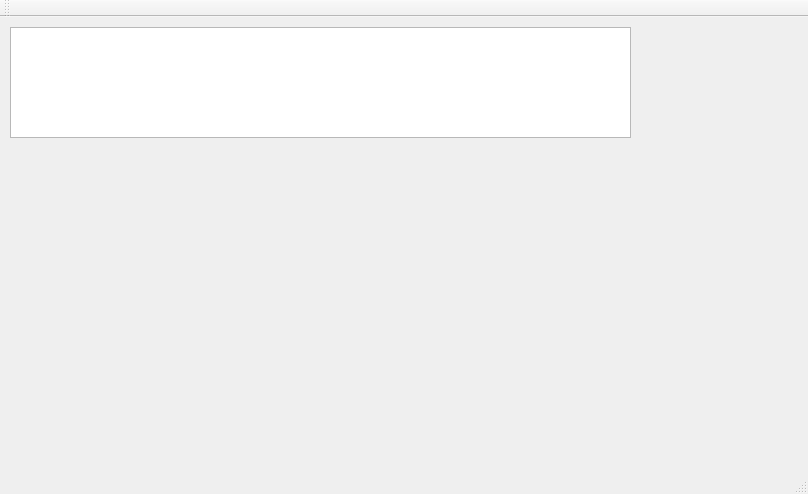
This is Mysql/mysql/mainwindow.ui in JackZ0/QTPractice as Qt 5 draws it before an edit. The edited form follows.
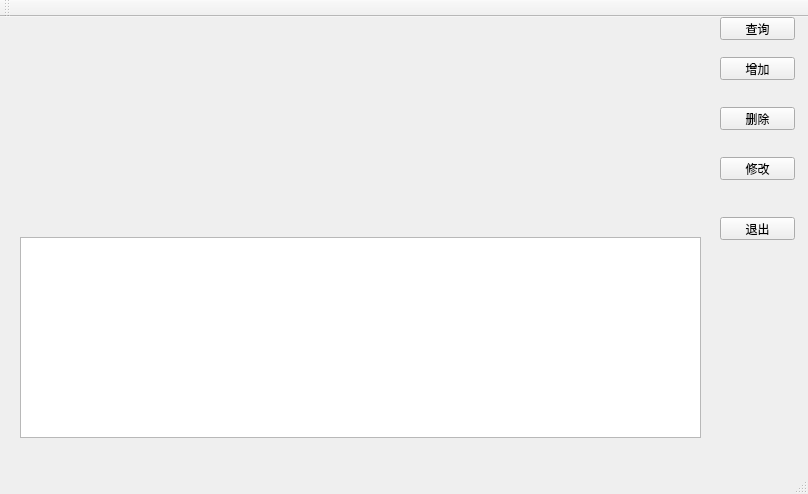
This is the edited form.

Commit message: 增加画直线的功能

Diff of the .ui file:
```diff
--- a/Mysql/mysql/mainwindow.ui
+++ b/Mysql/mysql/mainwindow.ui
@@ -17,13 +17,78 @@
    <widget class="QTableView" name="tableView">
     <property name="geometry">
      <rect>
-      <x>10</x>
-      <y>10</y>
-      <width>621</width>
-      <height>111</height>
+      <x>20</x>
+      <y>220</y>
+      <width>681</width>
+      <height>201</height>
      </rect>
     </property>
    </widget>
+   <widget class="QPushButton" name="pushButton">
+    <property name="geometry">
+     <rect>
+      <x>720</x>
+      <y>40</y>
+      <width>75</width>
+      <height>23</height>
+     </rect>
+    </property>
+    <property name="text">
+     <string>增加</string>
+    </property>
+   </widget>
+   <widget class="QPushButton" name="pushButton_2">
+    <property name="geometry">
+     <rect>
+      <x>720</x>
+      <y>90</y>
+      <width>75</width>
+      <height>23</height>
+     </rect>
+    </property>
+    <property name="text">
+     <string>删除</string>
+    </property>
+   </widget>
+   <widget class="QPushButton" name="pushButton_3">
+    <property name="geometry">
+     <rect>
+      <x>720</x>
+      <y>140</y>
+      <width>75</width>
+      <height>23</height>
+     </rect>
+    </property>
+    <property name="text">
+     <string>修改</string>
+    </property>
+   </widget>
+   <widget class="QPushButton" name="queryButton">
+    <property name="geometry">
+     <rect>
+      <x>720</x>
+      <y>0</y>
+      <width>75</width>
+      <height>23</height>
+     </rect>
+    </property>
+    <property name="text">
+     <string>查询</string>
+    </property>
+   </widget>
+   <widget class="QPushButton" name="exitpushButton">
+    <property name="geometry">
+     <rect>
+      <x>720</x>
+      <y>200</y>
+      <width>75</width>
+      <height>23</height>
+     </rect>
+    </property>
+    <property name="text">
+     <string>退出</string>
+    </property>
+   </widget>
   </widget>
   <widget class="QMenuBar" name="menuBar">
    <property name="geometry">
```
The commit also changes 16 other files.
